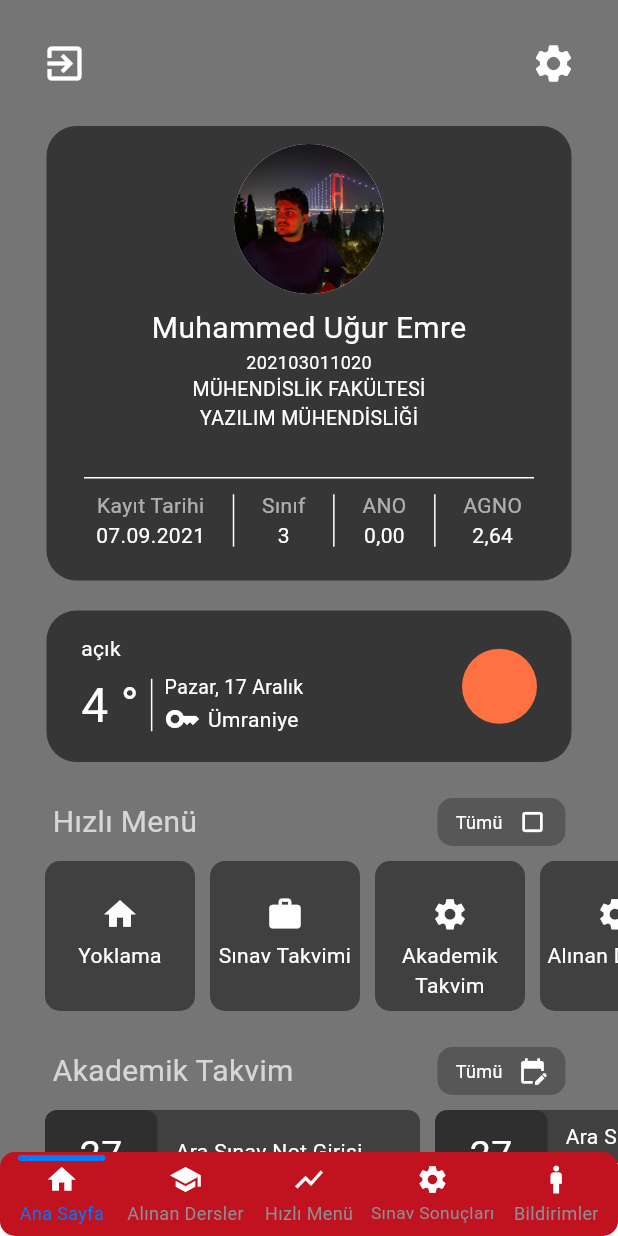
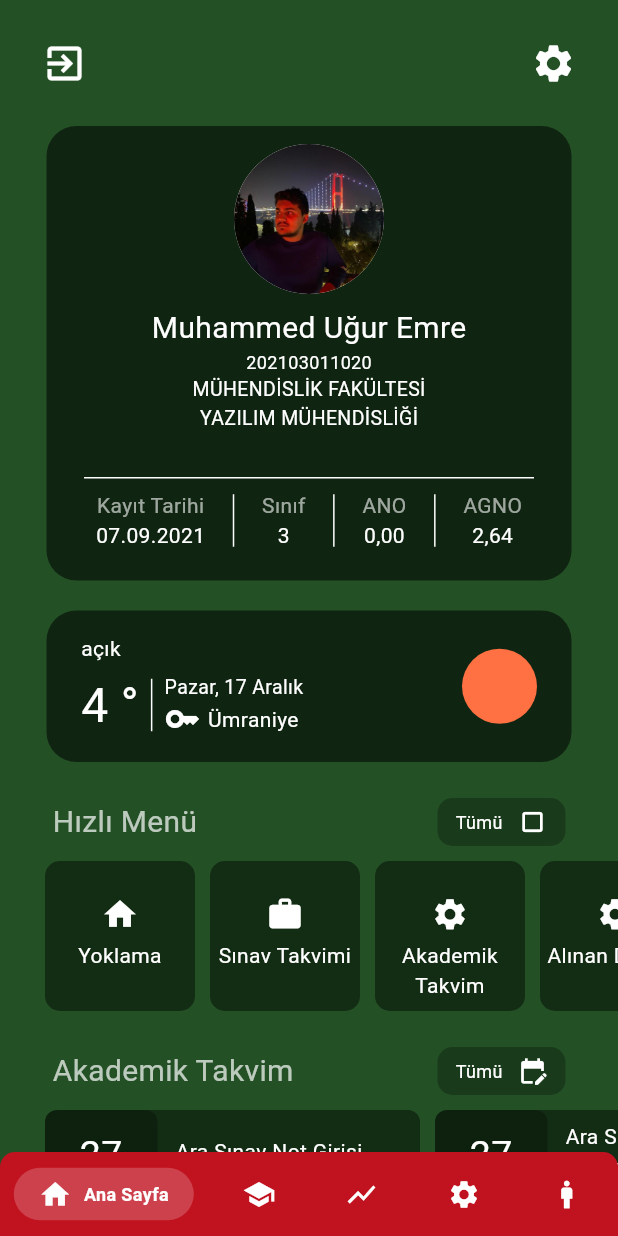
Before and after one commit to ugurakcaydev/DogusApp, a Flutter app: the screen it shows after launch, on a phone screen of 412 x 824 dp. Run offline on Flutter 3.47's test engine with Material 3 defaults, Android fonts, the phone set to English and light mode, and no system bars; drawn by our look-alikes of persistent_bottom_nav_bar; our stand-ins replace get; missing offline and left inert: bottom_sheet.

Commit message:
uğur commit

```diff
--- a/lib/navbar/navbar.dart
+++ b/lib/navbar/navbar.dart
@@ -55,9 +55,13 @@ class _NavbarState extends State<Navbar> {
       hideNavigationBarWhenKeyboardShows:
           true, // Recommended to set 'resizeToAvoidBottomInset' as true while using this argument. Default is true.
       decoration: NavBarDecoration(
-        borderRadius: BorderRadius.circular(10.0),
-        colorBehindNavBar: Colors.white,
+        borderRadius: BorderRadius.only(
+          topLeft: Radius.circular(10.0),
+          topRight: Radius.circular(10.0),
+        ),
+        colorBehindNavBar: Colors.green,
       ),
+
       popAllScreensOnTapOfSelectedTab: true,
       popActionScreens: PopActionScreensType.all,
       itemAnimationProperties: ItemAnimationProperties(
@@ -71,93 +75,10 @@ class _NavbarState extends State<Navbar> {
         duration: Duration(milliseconds: 500),
       ),
       navBarStyle:
-          NavBarStyle.style3, // Choose the nav bar style with this property.
+          NavBarStyle.style1, // Choose the nav bar style with this property.
     );
-
-    // return Scaffold(
-    //   body: GetBuilder<NavBarController>(builder: (controller) {
-    //     return Scaffold(
-    //       backgroundColor: Colors.black54,
-    //       body: SafeArea(
-    //         child: IndexedStack(
-    //           index: controller.tabIndex,
-    //           children: [
-    //             Home(),
-    //             AlinanDersler(),
-    //             Quickmenu(items: quickMenuItems),
-    //             Setting(),
-    //             Profile()
-    //           ],
-    //         ),
-    //       ),
-    //       bottomNavigationBar: CurvedNavigationBar(
-    //         height: 60,
-    //         items: [
-    //           _bottombarItem(Icons.home, 25),
-    //           _bottombarItem(Icons.school_sharp, 25),
-    //           _bottombarItem(Icons.show_chart, 25),
-    //           _bottombarItem(Icons.settings, 25),
-    //           _bottombarItem(Icons.man, 25)
-    //         ],
-    //         backgroundColor: Colors.black54,
-    //         animationDuration: Duration(milliseconds: 300),
-    //         color: Colors.black87,
-    //         index: controller.tabIndex,
-    //         onTap: (index) {
-    //           if (index == 2) {
-    //             // QuickMenu'nun index'i
-    //             showFlexibleBottomSheet(
-    //                 minHeight: 0, // Değiştirin: 0 olarak ayarlandı
-    //                 initHeight: 1,
-    //                 maxHeight: 1,
-    //                 context: context,
-    //                 builder: (BuildContext context,
-    //                     ScrollController scrollController, double offset) {
-    //                   return Quickmenu(
-    //                     items: quickMenuItems,
-    //                     bottomSheetOffset: offset,
-    //                     scrollController: scrollController,
-    //                   );
-    //                 },
-    //                 anchors: [0, 1],
-    //                 isSafeArea: true,
-    //                 isDismissible:
-    //                     false, //windows'ta çalışmıyor ama emülatör de çalışıyor
-    //                 isModal: true);
-
-    //           } else {
-    //             controller.changeTabIndex(index);
-    //           }
-    //         },
-    //       ),
-    //     );
-    //   }),
-    // );
   }
-
-  // void _showChartBottomSheet(BuildContext context) {
-  //   showModalBottomSheet(
-  //     context: context,
-  //     builder: (BuildContext sheetContext) {
-  //       // BottomSheet içeriği buraya gelecek
-  //       return Container(
-  //         child: Text('Bu bir BottomSheet!'),
-  //       );
-  //     },
-  //   );
-  // }
 }
-
-// Widget _bottombarItem(IconData icon, double size) {
-//   return Container(
-//     padding: EdgeInsets.all(4),
-//     decoration: BoxDecoration(
-//       shape: BoxShape.circle,
-//       // Set the desired color for the icon
-//     ),
-//     child: Icon(icon, size: size, color: Colors.white), // Set the icon color
-//   );
-// }
 
 PersistentBottomNavBarItem _navBarsItems(
   IconData icon,
@@ -171,5 +92,6 @@ PersistentBottomNavBarItem _navBarsItems(
       color: Colors.white,
     ),
     title: title,
+    activeColorPrimary: Colors.white,
   );
 }
--- a/lib/widgets/customBottomSheet.dart
+++ b/lib/widgets/customBottomSheet.dart
@@ -16,9 +16,9 @@ void showCustomBottomSheet(int index, BuildContext context,
   switch (index) {
     case 2: //QuickMenu
       minHeight = 0;
-      initHeight = 1;
+      initHeight = 0.5;
       maxHeight = 1;
-      anchors = [0, 1];
+      anchors = [0, 0.5, 1];
       screen = Quickmenu(
         items: quickMenuItems,
       );
```
Also changed, not shown: pubspec.lock.
